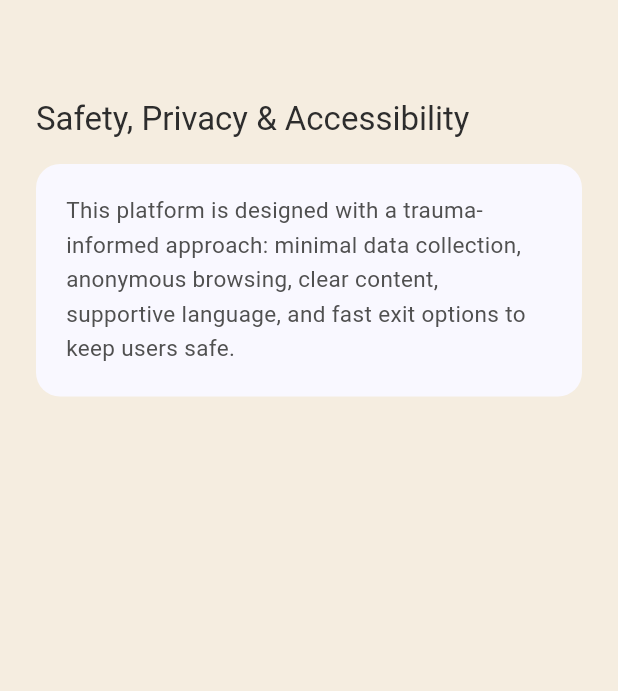
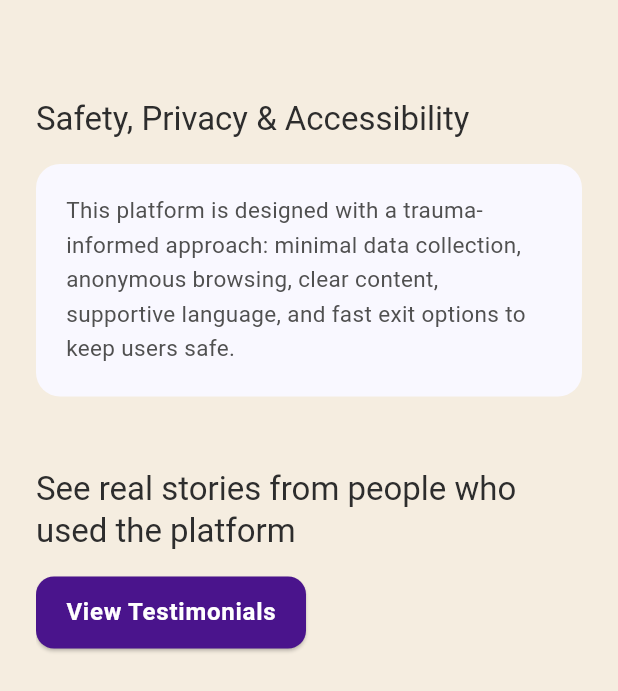
Before and after one commit to SiyaPrince/GBV_Awareness, a Flutter app: the FeaturesPage screen opened by its route, scrolled down 2304 dp, on a phone screen of 412 x 824 dp. Shown: the top 691 px of the screen. Run offline on Flutter 3.47's test engine with Material 3 defaults, Android fonts, the light colour scheme and no system bars; our stand-ins replace firebase_core, flutter_riverpod, go_router; accounts and stored records are empty; Roboto replaces fonts that are missing (OpenSans).

Commit message:
Update product pages and app shell

```diff
--- a/lib/features/product/features_page.dart
+++ b/lib/features/product/features_page.dart
@@ -4,6 +4,8 @@ import 'package:gbv_awareness/common/widgets/app_page.dart';
 import 'package:gbv_awareness/common/widgets/feature_card.dart';
 import 'package:gbv_awareness/common/widgets/page_section.dart';
 import 'package:gbv_awareness/common/widgets/persona_card.dart';
+import 'package:gbv_awareness/common/widgets/primary_button.dart';
+import 'package:go_router/go_router.dart';
 
 class FeaturesPage extends StatelessWidget {
   const FeaturesPage({super.key});
@@ -18,6 +20,7 @@ class FeaturesPage extends StatelessWidget {
         _buildFeatureGridSection(context),
         _buildPersonaSection(),
         _buildSafetySection(),
+        _buildFinalCTASection(context),
       ],
     );
   }
@@ -162,4 +165,14 @@ class FeaturesPage extends StatelessWidget {
       ),
     );
   }
+
+  Widget _buildFinalCTASection(BuildContext context) {
+    return PageSection(
+      title: "See real stories from people who used the platform",
+      child: PrimaryButton(
+        label: "View Testimonials",
+        onPressed: () => context.go('/product/testimonials'),
+      ),
+    );
+  }
 }
--- a/lib/features/product/how_it_works_page.dart
+++ b/lib/features/product/how_it_works_page.dart
@@ -2,7 +2,9 @@ import 'package:flutter/material.dart';
 import 'package:gbv_awareness/common/models/how_it_works_step.dart';
 import 'package:gbv_awareness/common/widgets/app_page.dart';
 import 'package:gbv_awareness/common/widgets/page_section.dart';
+import 'package:gbv_awareness/common/widgets/primary_button.dart';
 import 'package:gbv_awareness/common/widgets/step_card.dart';
+import 'package:go_router/go_router.dart';
 
 class HowItWorksPage extends StatelessWidget {
   const HowItWorksPage({super.key});
@@ -123,12 +125,10 @@ class HowItWorksPage extends StatelessWidget {
 
   Widget _buildFinalCTASection(BuildContext context) {
     return PageSection(
-      title: "See real stories from people who used the platform",
-      child: ElevatedButton(
-        onPressed: () {
-          // TODO: navigate to Testimonials page
-        },
-        child: const Text("View Testimonials"),
+      title: "See features we have in the platform",
+      child: PrimaryButton(
+        label: "View Features",
+        onPressed: () => context.go('/product/features'),
       ),
     );
   }
```
Also changed, not shown: lib/features/product/product_overview_page.dart (+8 -37 lines), lib/features/product/testimonials_page.dart (+17 -1 lines).
